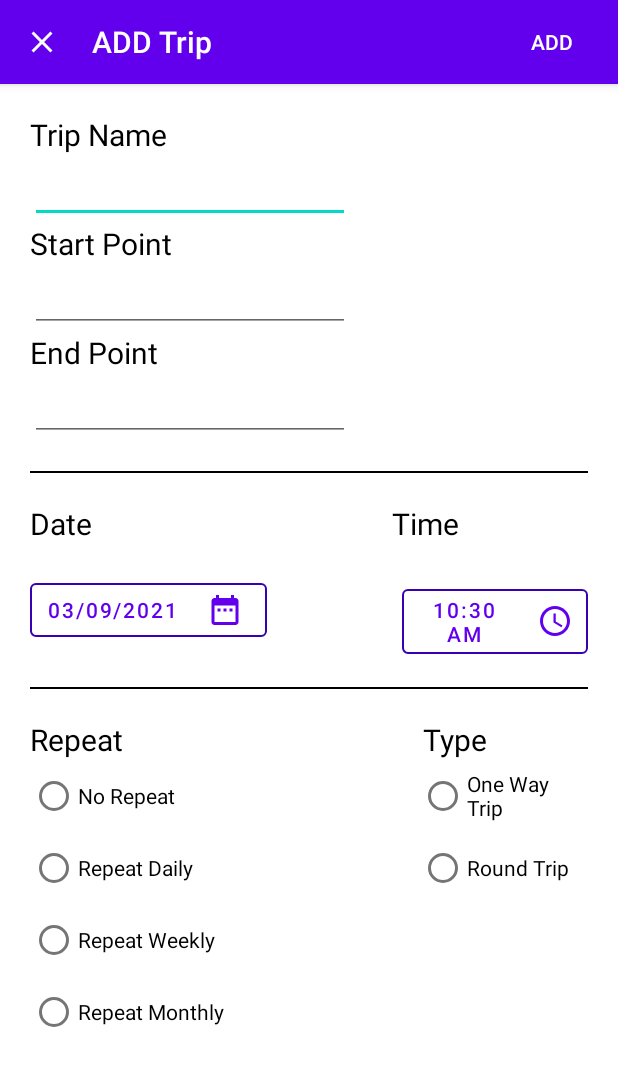
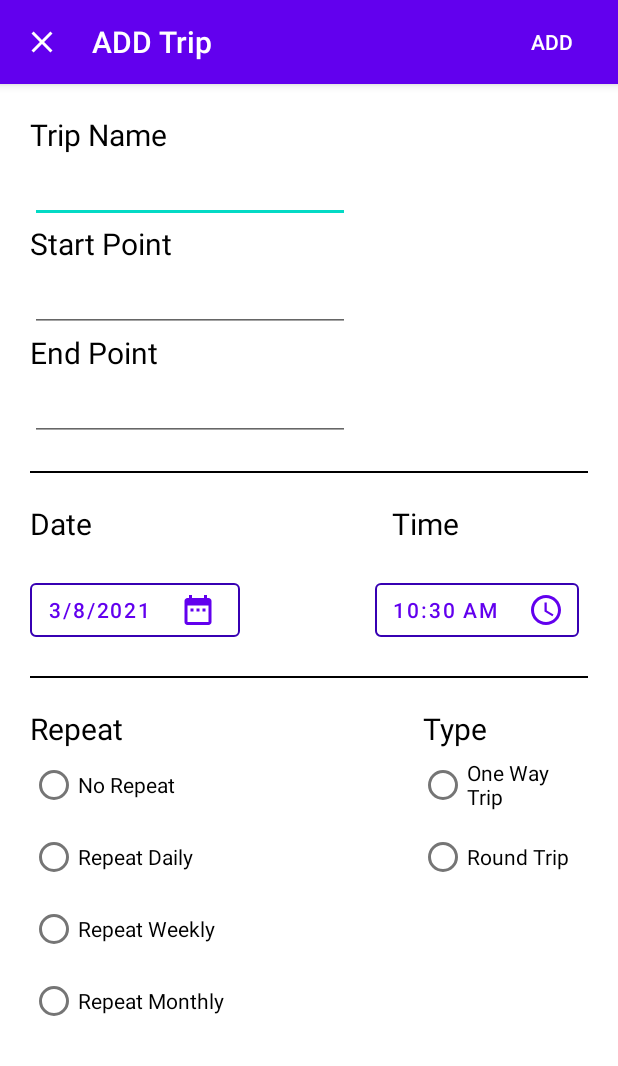
Before and after one commit to amrel7afy/TRIPAWY, an Android app: the AddNewTripActivity screen opened directly, with no data from a screen before it, on a phone screen of 412 x 824 dp. Shown: the top 1066 px of the screen. Run offline under Robolectric (Android 15) with nearby library versions, the phone set to English and light mode, and no system bars.

Commit message:
Revert "Handling Date & Time Picking Error"
This reverts commit e04fda7a947345db68a82d7ec2b3041930a56636.

```diff
--- a/app/src/main/java/com/example/tripawy/AddNewTripActivity.java
+++ b/app/src/main/java/com/example/tripawy/AddNewTripActivity.java
@@ -15,12 +15,8 @@ import android.widget.RadioButton;
 import android.widget.RadioGroup;
 import android.widget.TimePicker;
 
-import java.sql.Time;
-import java.text.ParseException;
-import java.text.SimpleDateFormat;
 import java.util.ArrayList;
 import java.util.Calendar;
-import java.util.Date;
 import java.util.concurrent.Executors;
 
 public class AddNewTripActivity extends AppCompatActivity {
@@ -37,7 +33,6 @@ public class AddNewTripActivity extends AppCompatActivity {
     private RadioButton radioButtonRepeat;
     private RadioButton radioButtonType;
     private int year, month, dayOfMonth, hour, minute;
-    private long dateLong, timeLong;
 
 
     @Override
@@ -55,8 +50,8 @@ public class AddNewTripActivity extends AppCompatActivity {
         hour = calendar.get(Calendar.HOUR_OF_DAY);
         minute = calendar.get(Calendar.MINUTE);
 
-        updateTime(hour, minute);
-        updateDate(year, month, dayOfMonth);
+       updateTime(hour,minute);
+        btn_datePicker.setText(dayOfMonth + "/" + month + "/" + year);
 
 
     }
@@ -79,7 +74,7 @@ public class AddNewTripActivity extends AppCompatActivity {
                     @SuppressLint("SetTextI18n")
                     @Override
                     public void onDateSet(DatePicker datePicker, int year, int month, int day) {
-                        updateDate(year, month, day);
+                        btn_datePicker.setText(day + "/" + (month + 1) + "/" + year);
 
                     }
                 }, year, month, dayOfMonth);
@@ -100,40 +95,8 @@ public class AddNewTripActivity extends AppCompatActivity {
         timePickerDialog.show();
     }
 
-    private void updateDate(int year, int month, int day) {
-        String years = String.valueOf(year);
-        String months = "";
-        String days = "";
-
-        if ((month + 1) >= 10) {
-            months = String.valueOf(month + 1);
-        } else {
-            months = "0" + (month + 1);
-        }
-
-        if (day >= 10) {
-            days = String.valueOf(day);
-        } else {
-            days = "0" + day;
-        }
-        String dateString = null;
-        try {
-            dateString = days + "/" + months + "/" + years;
-
-            SimpleDateFormat sdf = new SimpleDateFormat("dd/MM/yyyy");
-            Date date = sdf.parse(dateString);
-
-            dateLong = date.getTime();
-
-        } catch (ParseException e) {
-            e.printStackTrace();
-        }
-        btn_datePicker.setText(dateString);
-    }
-
     private void updateTime(int hour, int minute) {
         String timeSet = "";
-        int hour24 = hour;
         if (hour > 12) {
             hour -= 12;
             timeSet = "PM";
@@ -152,32 +115,20 @@ public class AddNewTripActivity extends AppCompatActivity {
         } else {
             minutes = String.valueOf(minute);
         }
-
-        String timeString = null;
-        try {
-            timeString = hour + ":" + minutes + " " + timeSet;
-            SimpleDateFormat sdf = new SimpleDateFormat("hh:mm a");
-
-            Date date = sdf.parse(timeString);
-
-            timeLong = date.getTime();
-
-        } catch (ParseException e) {
-            e.printStackTrace();
-        }
-
-        btn_timePicker.setText(timeString);
+        btn_timePicker.setText(hour + ":" + minutes + " " + timeSet);
 
     }
 
     public void add(View v) {
         ArrayList<String> notes = new ArrayList<>();
+        notes.add("sfd");
+        // to insert item
         Executors.newSingleThreadExecutor().execute(() -> {
             RoomDB.getTrips(getApplication()).insert(
                     new Trip(
                             editTxtTripName.getText().toString(),
-                            dateLong,
-                            timeLong,
+                            30L,
+                            6,
                             TripState.UPCOMING.name(),
                             TripType.ONE_WAY.name(),
                             editTxtStartPoint.getText().toString(),
--- a/app/src/main/java/com/example/tripawy/AppDatabase.java
+++ b/app/src/main/java/com/example/tripawy/AppDatabase.java
@@ -4,7 +4,6 @@ import androidx.room.Database;
 import androidx.room.RoomDatabase;
 import androidx.room.TypeConverters;
 
-//Creating Database
 @Database(entities = {Trip.class}, version = 1)
 @TypeConverters({Converters.class})
 public abstract class AppDatabase extends RoomDatabase {
--- a/app/src/main/java/com/example/tripawy/Converters.java
+++ b/app/src/main/java/com/example/tripawy/Converters.java
@@ -10,7 +10,6 @@ import java.util.ArrayList;
 
 public class Converters {
 
-    //In order to Deal With Arraylists in Database
     @TypeConverter
     public static ArrayList<String> fromString(String value) {
         Type listType = new TypeToken<ArrayList<String>>() {}.getType();
--- a/app/src/main/res/layout/activity_add_new_trip.xml
+++ b/app/src/main/res/layout/activity_add_new_trip.xml
@@ -150,7 +150,7 @@
                     android:id="@+id/btnDatePicker"
                     android:layout_width="wrap_content"
                     android:layout_height="wrap_content"
-                    android:text="29/08/2021"
+                    android:text="29/8/2021"
                     style="@style/Widget.MaterialComponents.Button.OutlinedButton.Icon"
                     app:iconGravity="end"
                     app:icon="@drawable/ic_baseline_date_range_24"
```
Also changed, not shown: app/src/main/java/com/example/tripawy/TripAdapter.java (+2 -21 lines).
